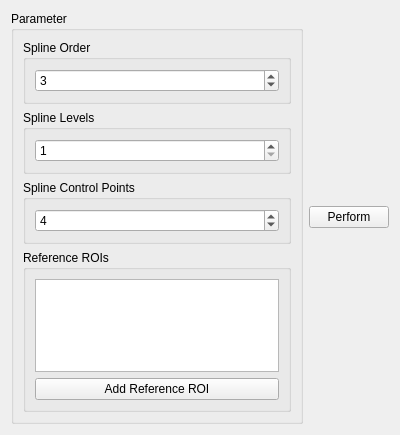
Before: the Qt Designer form source/modules/spline_interpolation/SplineInterpolationWidget.ui in josefkoller/ambient_image_processor, drawn with Qt 5.
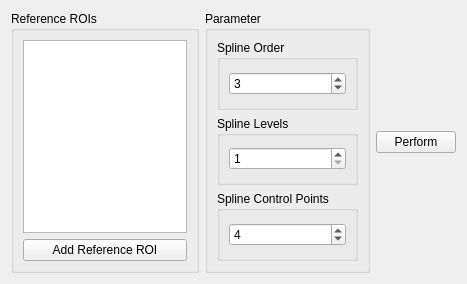
After: the same form once the commit is applied.

Diff of the .ui file:
```diff
--- a/source/modules/spline_interpolation/SplineInterpolationWidget.ui
+++ b/source/modules/spline_interpolation/SplineInterpolationWidget.ui
@@ -6,14 +6,33 @@
    <rect>
     <x>0</x>
     <y>0</y>
-    <width>400</width>
-    <height>435</height>
+    <width>467</width>
+    <height>284</height>
    </rect>
   </property>
   <property name="windowTitle">
    <string>Form</string>
   </property>
   <layout class="QHBoxLayout" name="horizontalLayout">
+   <item>
+    <widget class="QGroupBox" name="groupBox_4">
+     <property name="title">
+      <string>Reference ROIs</string>
+     </property>
+     <layout class="QVBoxLayout" name="verticalLayout_21">
+      <item>
+       <widget class="QListWidget" name="referenceROIsListWidget"/>
+      </item>
+      <item>
+       <widget class="QPushButton" name="add_reference_roi_button">
+        <property name="text">
+         <string>Add Reference ROI</string>
+        </property>
+       </widget>
+      </item>
+     </layout>
+    </widget>
+   </item>
    <item>
     <widget class="QGroupBox" name="groupBox_15">
      <property name="title">
@@ -80,25 +99,6 @@
         </layout>
        </widget>
       </item>
-      <item>
-       <widget class="QGroupBox" name="groupBox_4">
-        <property name="title">
-         <string>Reference ROIs</string>
-        </property>
-        <layout class="QVBoxLayout" name="verticalLayout_21">
-         <item>
-          <widget class="QListWidget" name="referenceROIsListWidget"/>
-         </item>
-         <item>
-          <widget class="QPushButton" name="add_reference_roi_button">
-           <property name="text">
-            <string>Add Reference ROI</string>
-           </property>
-          </widget>
-         </item>
-        </layout>
-       </widget>
-      </item>
      </layout>
     </widget>
    </item>
```
